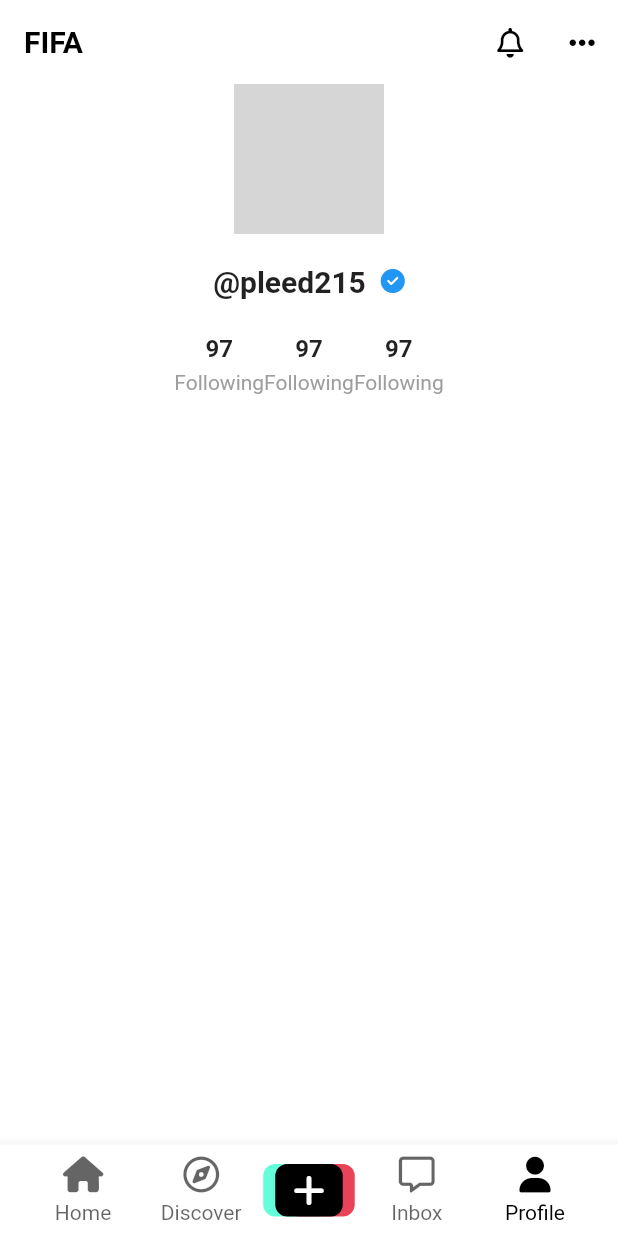
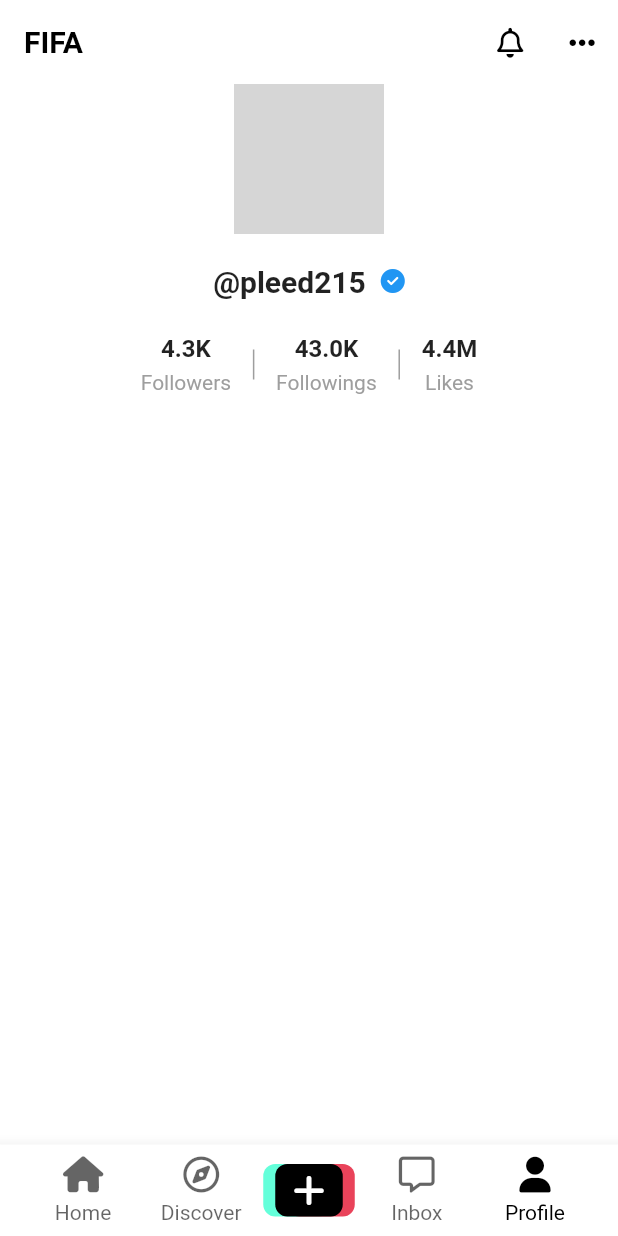
Before and after one commit to pleed215/tiktok_clone, a Flutter app: the screen it shows after launch, on a phone screen of 412 x 824 dp. Run offline on Flutter 3.47's test engine with Material 2 defaults, Android fonts, the phone set to English and light mode, and no system bars; our stand-ins replace font_awesome_flutter, video_player, visibility_detector; network calls fail; grey boxes are pictures that could not be loaded.

Commit message:
#12.5 VerticalDevider

```diff
--- /dev/null
+++ b/lib/common/format_large_number.dart
@@ -0,0 +1,11 @@
+String formatLargeNumber(int number) {
+  if (number >= 1000000000) {
+    return '${(number / 1000000000).toStringAsFixed(1)}B';
+  } else if (number >= 1000000) {
+    return '${(number / 1000000).toStringAsFixed(1)}M';
+  } else if (number >= 1000) {
+    return '${(number / 1000).toStringAsFixed(1)}K';
+  } else {
+    return number.toString();
+  }
+}
--- a/lib/features/user/user_profile_screen.dart
+++ b/lib/features/user/user_profile_screen.dart
@@ -2,6 +2,7 @@
 import 'package:font_awesome_flutter/font_awesome_flutter.dart';
 import 'package:tiktok_clone/constants/gaps.dart';
 import 'package:tiktok_clone/constants/sizes.dart';
+import 'package:tiktok_clone/features/user/widgets/follow_info.dart';
 
 class UserProfileScreen extends StatefulWidget {
   const UserProfileScreen({Key? key}) : super(key: key);
@@ -64,58 +65,39 @@
                 ],
               ),
               Gaps.v24,
-              Row(
+              SizedBox(
+                height: Sizes.size40,
+                child: Row(
                   mainAxisAlignment: MainAxisAlignment.center,
                   children: [
-                  Column(
-                    children: [
-                      const Text("97",
-                          style: TextStyle(
-                            fontWeight: FontWeight.bold,
-                            fontSize: Sizes.size16,
-                          )),
-                      Gaps.v5,
-                      Text(
-                        "Following",
-                        style: TextStyle(
+                    const FollowInfo(
+                      num: 4300,
+                      type: FollowInfoTypeEnum.follower,
+                    ),
+                    VerticalDivider(
                       color: Colors.grey.shade500,
+                      width: 30.0,
+                      thickness: 1.0,
+                      indent: 10.0,
+                      endIndent: 10.0,
                     ),
+                    const FollowInfo(
+                      num: 43000,
+                      type: FollowInfoTypeEnum.following,
+                    ),
+                    VerticalDivider(
+                      color: Colors.grey.shade500,
+                      width: 30.0,
+                      thickness: 1.0,
+                      indent: 10.0,
+                      endIndent: 10.0,
+                    ),
+                    const FollowInfo(
+                      num: 4400000,
+                      type: FollowInfoTypeEnum.like,
                     ),
                   ],
                 ),
-                  Column(
-                    children: [
-                      const Text("97",
-                          style: TextStyle(
-                            fontWeight: FontWeight.bold,
-                            fontSize: Sizes.size16,
-                          )),
-                      Gaps.v5,
-                      Text(
-                        "Following",
-                        style: TextStyle(
-                          color: Colors.grey.shade500,
-                        ),
-                      ),
-                    ],
-                  ),
-                  Column(
-                    children: [
-                      const Text("97",
-                          style: TextStyle(
-                            fontWeight: FontWeight.bold,
-                            fontSize: Sizes.size16,
-                          )),
-                      Gaps.v5,
-                      Text(
-                        "Following",
-                        style: TextStyle(
-                          color: Colors.grey.shade500,
-                        ),
-                      ),
-                    ],
-                  ),
-                ],
               ),
             ],
           ),
--- a/lib/features/user/widgets/follow_info.dart
+++ b/lib/features/user/widgets/follow_info.dart
@@ -1,18 +1,52 @@
 import 'package:flutter/material.dart';
+import 'package:tiktok_clone/common/format_large_number.dart';
 
-enum FollowInfoType {
+import '../../../constants/gaps.dart';
+import '../../../constants/sizes.dart';
+
+enum FollowInfoTypeEnum {
   follower,
   following,
   like,
 }
 
+extension FollowInfoType on FollowInfoTypeEnum {
+
+  String get info {
+    switch (this) {
+      case FollowInfoTypeEnum.follower:
+        return 'Followers';
+      case FollowInfoTypeEnum.following:
+        return 'Followings';
+      default:
+        return 'Likes';
+    }
+  }
+}
+
 class FollowInfo extends StatelessWidget {
-  final FollowInfoType type;
+  final FollowInfoTypeEnum type;
+  final int num;
 
-  const FollowInfo({Key? key, required this.type}) : super(key: key);
+  const FollowInfo({Key? key, required this.num, required this.type}) : super(key: key);
 
   @override
   Widget build(BuildContext context) {
-    return const Placeholder();
+    return Column(
+      children: [
+        Text(formatLargeNumber(num),
+            style: const TextStyle(
+              fontWeight: FontWeight.bold,
+              fontSize: Sizes.size16,
+            )),
+        Gaps.v5,
+        Text(
+          type.info,
+          style: TextStyle(
+            color: Colors.grey.shade500,
+          ),
+        ),
+      ],
+    );
   }
 }
```
Lines whose indentation alone changed are shown as unchanged.
